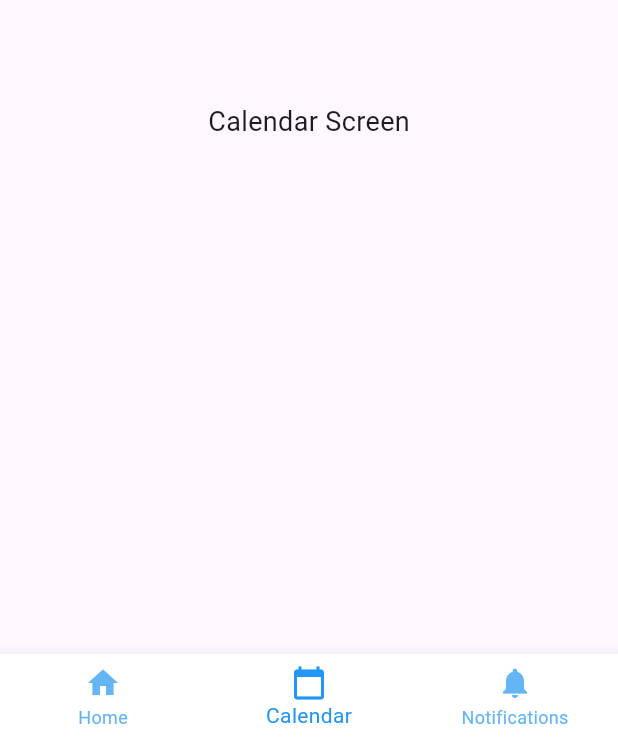
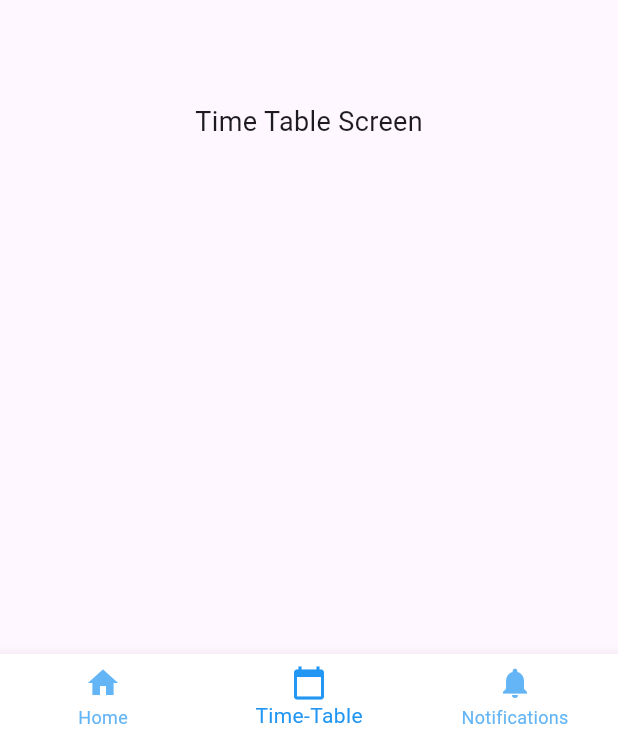
Before and after one commit to iamjatin-g/SSPD-SMS, a Flutter app: the screen it shows after launch, item 2 of the bottom bar chosen, on a phone screen of 412 x 824 dp. Shown: the part 495-1233 px from the top of the screen. Run offline on Flutter 3.47's test engine with Material 3 defaults, Android fonts, the phone set to English and light mode, and no system bars; our stand-ins replace table_calendar.

Commit message:
Update: Added Time-Table screen route

```diff
--- a/Student Portal/lib/routes/app_routes.dart
+++ b/Student Portal/lib/routes/app_routes.dart
@@ -2,7 +2,7 @@ import 'package:flutter/material.dart';
 import '../screens/home_screen.dart';
 import '../screens/attendance_screen.dart';
 import '../screens/exams_screen.dart';
-import '../screens/calendar_screen.dart';
+import '../screens/timetable_screen.dart'; // Updated import
 import '../screens/notifications_screen.dart';
 import '../screens/diary_screen.dart';
 import '../screens/syllabus_tracker_screen.dart';
@@ -22,9 +22,9 @@ class AppRoutes {
   static const String feesRecord = '/fees-record';
   static const String events = '/events';
   static const String transport = '/transport';
-  static const String calendar = '/calendar';
+  static const String timeTable = '/timetable'; // Updated route name
   static const String notifications = '/notifications';
-  static const String profile = '/profile'; //
+  static const String profile = '/profile';
 
   static Route<dynamic> generateRoute(RouteSettings settings) {
     switch (settings.name) {
@@ -46,8 +46,8 @@ class AppRoutes {
         return MaterialPageRoute(builder: (_) => const EventsScreen());
       case transport:
         return MaterialPageRoute(builder: (_) => const TransportScreen());
-      case calendar:
-        return MaterialPageRoute(builder: (_) => const CalendarScreen());
+      case timeTable: // Updated case for TimeTableScreen
+        return MaterialPageRoute(builder: (_) => const TimeTableScreen());
       case notifications:
         return MaterialPageRoute(builder: (_) => const NotificationsScreen());
       case profile:
--- a/Student Portal/lib/screens/calendar_screen.dart
+++ /dev/null
@@ -1,16 +0,0 @@
-import 'package:flutter/material.dart';
-import '../widgets/base_screen.dart';
-
-class CalendarScreen extends StatelessWidget {
-  const CalendarScreen({super.key});
-
-  @override
-  Widget build(BuildContext context) {
-    return BaseScreen(
-      selectedIndex: 1, // ✅ Calendar is selected
-      child: const Center(
-        child: Text("Calendar Screen", style: TextStyle(fontSize: 18)),
-      ),
-    );
-  }
-}
--- /dev/null
+++ b/Student Portal/lib/screens/timetable_screen.dart
@@ -0,0 +1,16 @@
+import 'package:flutter/material.dart';
+import '../widgets/base_screen.dart';
+
+class TimeTableScreen extends StatelessWidget {
+  const TimeTableScreen({super.key});
+
+  @override
+  Widget build(BuildContext context) {
+    return BaseScreen(
+      selectedIndex: 1, // ✅ Time Table is selected
+      child: const Center(
+        child: Text("Time Table Screen", style: TextStyle(fontSize: 18)),
+      ),
+    );
+  }
+}
--- a/Student Portal/lib/widgets/base_screen.dart
+++ b/Student Portal/lib/widgets/base_screen.dart
@@ -15,7 +15,7 @@ class _BaseScreenState extends State<BaseScreen> {
   void _onItemTapped(int index) {
     String route = AppRoutes.home;
     if (index == 1) {
-      route = AppRoutes.calendar;
+      route = AppRoutes.timeTable;
     } else if (index == 2) {
       route = AppRoutes.notifications;
     }
@@ -68,7 +68,7 @@ class _BaseScreenState extends State<BaseScreen> {
         showUnselectedLabels: true,
         items: const [
           BottomNavigationBarItem(icon: Icon(Icons.home), label: "Home"),
-          BottomNavigationBarItem(icon: Icon(Icons.calendar_today), label: "Calendar"),
+          BottomNavigationBarItem(icon: Icon(Icons.calendar_today), label: "Time-Table"),
           BottomNavigationBarItem(icon: Icon(Icons.notifications), label: "Notifications"),
         ],
       ),
```
